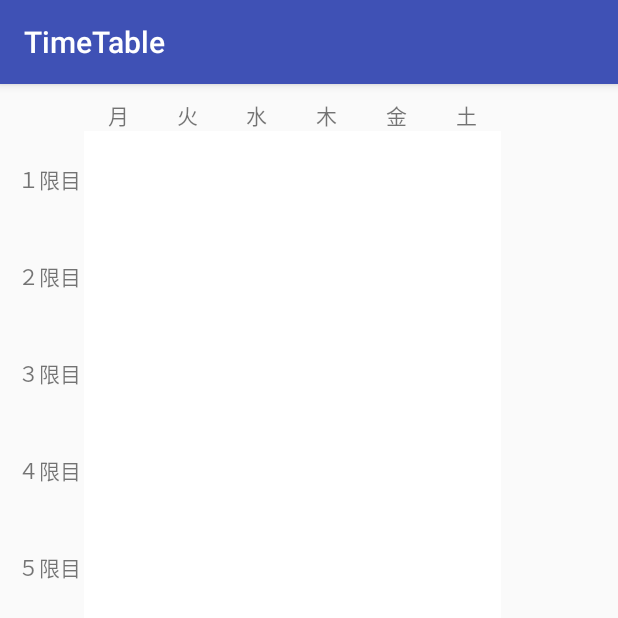
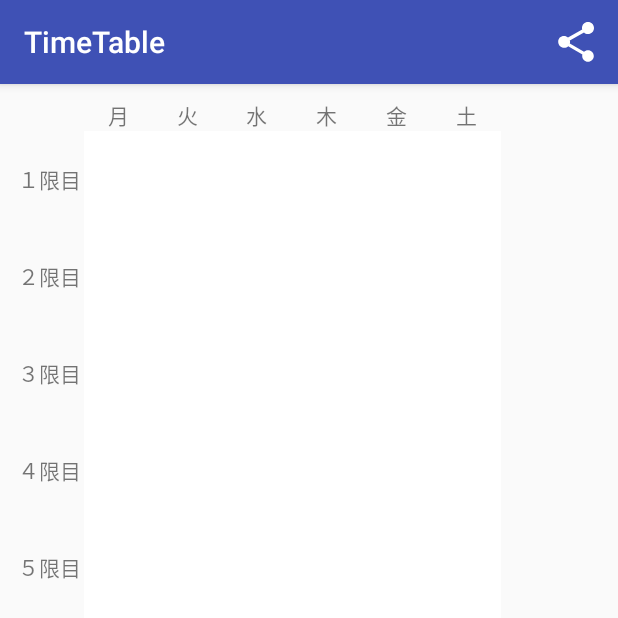
Before and after one commit to Aogon/TimeTable, an Android app: the screen it shows after launch (MainActivity), on a phone screen of 412 x 824 dp, the top half of it. Run offline under Robolectric (Android 15) with nearby library versions, the phone set to English and light mode, and no system bars.

```diff
--- /dev/null
+++ b/app/src/main/res/menu/menu_main.xml
@@ -0,0 +1,10 @@
+<?xml version="1.0" encoding="utf-8"?>
+<menu xmlns:android="http://schemas.android.com/apk/res/android"
+    xmlns:support="http://schemas.android.com/apk/res-auto">
+
+    <item
+        android:id="@+id/menu_share"
+        android:title="Share"
+        support:actionProviderClass="android.support.v7.widget.ShareActionProvider"
+        support:showAsAction="always" />
+</menu>
```
Also changed, not shown: app/src/main/java/com/lifesitech/android/timetable/MainActivity.java (+47 -2 lines).
